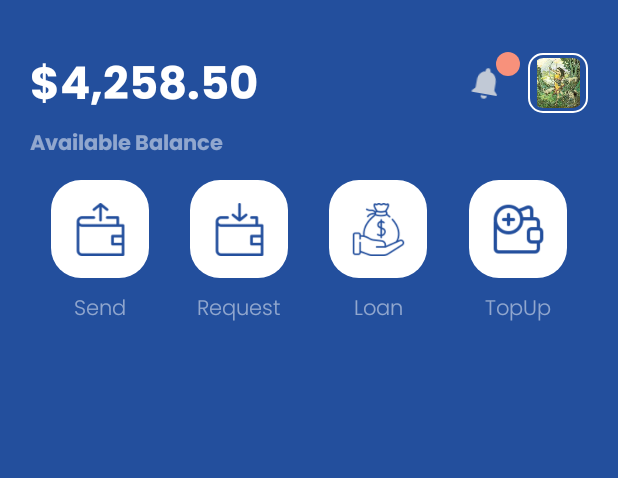
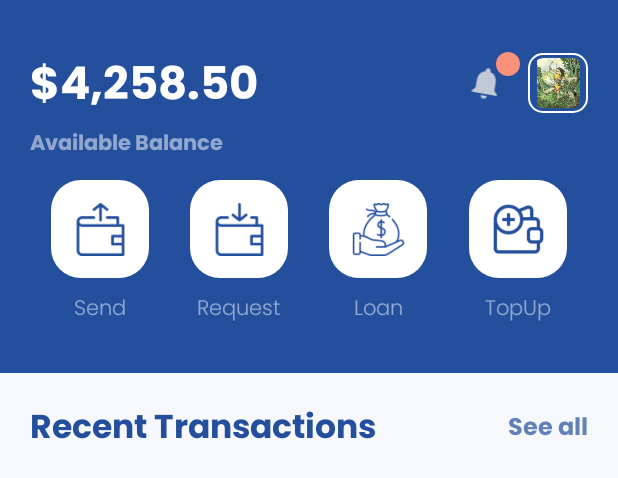
Before and after one commit to ArtemisSoftware/Hephaestus-UI, an Android app built with Jetpack Compose: the @Preview function DefaultPreview, on a phone screen of 412 x 824 dp. Shown: the top 478 px of the screen. Run offline under Robolectric (Android 15) with nearby library versions, the phone set to English and light mode, and no system bars.

Commit message:
MobileBanking - TransactionHeader

```diff
--- a/app/src/main/java/com/artemissoftware/hephaestusui/ui/mobilebanking/MobileBankingScreen.kt
+++ b/app/src/main/java/com/artemissoftware/hephaestusui/ui/mobilebanking/MobileBankingScreen.kt
@@ -8,7 +8,9 @@ import androidx.compose.ui.tooling.preview.Preview
 import androidx.compose.ui.unit.dp
 import com.artemissoftware.hephaestusui.ui.mobilebanking.composables.BalanceInfo
 import com.artemissoftware.hephaestusui.ui.mobilebanking.composables.BankingOptions
+import com.artemissoftware.hephaestusui.ui.mobilebanking.composables.TransactionHeader
 import com.artemissoftware.hephaestusui.ui.theme.BankColor
+import com.artemissoftware.hephaestusui.ui.theme.BgColor
 
 @Composable
 fun MobileBankingScreen() {
@@ -34,51 +36,20 @@ fun MobileBankingScreen() {
 
             BankingOptions()
         }
-//        Column(
-//            modifier = Modifier
-//                .weight(0.72f)
-//                .fillMaxSize()
+        Column(
+            modifier = Modifier
+                .weight(0.72f)
+                .fillMaxSize()
 //                .clip(RoundedCornerShape(topStart = 35.dp, topEnd = 35.dp))
-//                .background(BgColor)
-//                .padding(20.dp)
-//        ) {
-//            Row(
-//                verticalAlignment = Alignment.CenterVertically
-//            ) {
-//                Column(
-//                    modifier = Modifier.weight(0.7f)
-//                ) {
-//                    Text(
-//                        text = "Recent Transactions",
-//                        fontFamily = FontFamily(Font(R.font.poppins_bold)),
-//                        color = BankColor,
-//                        fontSize = 22.sp,
-//                        modifier = Modifier.fillMaxWidth()
-//                    )
-//                }
-//                Column(
-//                    modifier = Modifier
-//                        .weight(0.3f)
-//                        .fillMaxWidth()
-//                ) {
-//                    Column(
-//                        modifier = Modifier.align(Alignment.End)
-//                    ) {
-//                        Row(
-//                            verticalAlignment = Alignment.CenterVertically
-//                        ) {
-//                            Text(
-//                                text = "See all",
-//                                fontFamily = FontFamily(Font(R.font.poppins_bold)),
-//                                color = BankColor.copy(alpha = 0.7f),
-//                                fontSize = 16.sp,
-//                                fontWeight = FontWeight.Bold
-//                            )
-//                        }
-//                    }
-//                }
-//            }
-//            Spacer(modifier = Modifier.height(5.dp))
+                .background(BgColor)
+                .padding(20.dp)
+        ) {
+
+            TransactionHeader()
+
+            Spacer(modifier = Modifier.height(5.dp))
+
+
 //            Row(
 //                modifier = Modifier.fillMaxWidth()
 //            ) {
@@ -343,7 +314,7 @@ fun MobileBankingScreen() {
 //                    }
 //                }
 //            }
-//        }
+        }
     }
 }
 
--- /dev/null
+++ b/app/src/main/java/com/artemissoftware/hephaestusui/ui/mobilebanking/composables/TransactionsHeader.kt
@@ -0,0 +1,61 @@
+package com.artemissoftware.hephaestusui.ui.mobilebanking.composables
+
+import androidx.compose.foundation.layout.Column
+import androidx.compose.foundation.layout.Row
+import androidx.compose.foundation.layout.fillMaxWidth
+import androidx.compose.material.Text
+import androidx.compose.runtime.Composable
+import androidx.compose.ui.Alignment
+import androidx.compose.ui.Modifier
+import androidx.compose.ui.text.font.FontWeight
+import androidx.compose.ui.tooling.preview.Preview
+import androidx.compose.ui.unit.sp
+import com.artemissoftware.hephaestusui.ui.theme.BankColor
+import com.artemissoftware.hephaestusui.ui.theme.Poppins
+
+@Composable
+fun TransactionHeader() {
+
+    Row(
+        verticalAlignment = Alignment.CenterVertically
+    ) {
+        Column(
+            modifier = Modifier.fillMaxWidth().weight(0.7f)
+        ) {
+            Text(
+                text = "Recent Transactions",
+                fontFamily = Poppins,
+                fontWeight = FontWeight.Bold,
+                color = BankColor,
+                fontSize = 22.sp
+            )
+        }
+        Column(
+            modifier = Modifier
+                .weight(0.3f)
+                .fillMaxWidth()
+        ) {
+            Column(
+                modifier = Modifier.align(Alignment.End)
+            ) {
+                Row(
+                    verticalAlignment = Alignment.CenterVertically
+                ) {
+                    Text(
+                        text = "See all",
+                        fontFamily = Poppins,
+                        color = BankColor.copy(alpha = 0.7f),
+                        fontSize = 16.sp,
+                        fontWeight = FontWeight.Bold
+                    )
+                }
+            }
+        }
+    }
+}
+
+@Preview(showBackground = true)
+@Composable
+private fun DefaultPreview() {
+    TransactionHeader()
+}
```
